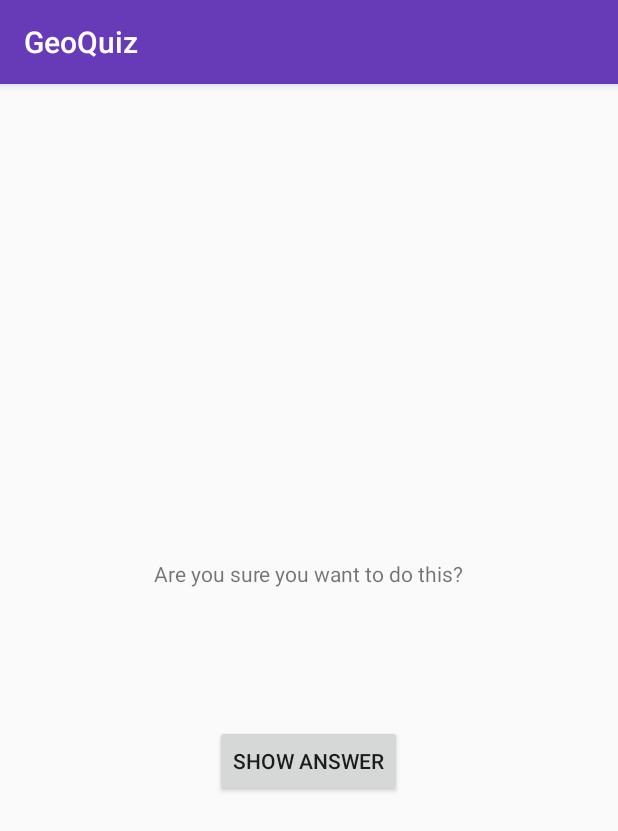
After one commit to Miranda1713/GeoQuiz_HW_5_Ex_1b, an Android app: the CheatActivity screen opened directly, with no data from a screen before it, on a phone screen of 412 x 824 dp. The commit adds this screen. Shown: the top 831 px of the screen. Run offline under Robolectric (Android 15) with nearby library versions, the phone set to English and light mode, and no system bars.

Commit message:
initial commit

```diff
--- a/app/src/main/AndroidManifest.xml
+++ b/app/src/main/AndroidManifest.xml
@@ -13,6 +13,9 @@
         android:theme="@style/Theme.GeoQuiz"
         tools:targetApi="31">
         <activity
+            android:name=".CheatActivity"
+            android:exported="false" />
+        <activity
             android:name=".MainActivity"
             android:exported="true">
             <intent-filter>
--- /dev/null
+++ b/app/src/main/java/com/flagg/msu/geoquiz/CheatActivity.kt
@@ -0,0 +1,14 @@
+package com.flagg.msu.geoquiz
+
+import androidx.appcompat.app.AppCompatActivity
+import android.os.Bundle
+import com.flagg.msu.geoquiz.databinding.ActivityCheatBinding
+
+class CheatActivity : AppCompatActivity() {
+    private lateinit var binding: ActivityCheatBinding
+    override fun onCreate(savedInstanceState: Bundle?) {
+        super.onCreate(savedInstanceState)
+        binding = ActivityCheatBinding.inflate(layoutInflater)
+        setContentView(binding.root)
+    }
+}
--- /dev/null
+++ b/app/src/main/res/layout/activity_cheat.xml
@@ -0,0 +1,28 @@
+<LinearLayout xmlns:android="http://schemas.android.com/apk/res/android"
+    xmlns:tools="http://schemas.android.com/tools"
+    android:layout_width="match_parent"
+    android:layout_height="match_parent"
+    android:gravity="center"
+    android:orientation="vertical"
+        tools:context="com.flagg.msu.geoquiz.CheatActivity">
+
+    <TextView
+        android:layout_width="wrap_content"
+        android:layout_height="wrap_content"
+        android:padding="24dp"
+        android:text="@string/warning_text"/>
+
+    <TextView
+        android:id="@+id/answer_text_view"
+        android:layout_width="wrap_content"
+        android:layout_height="wrap_content"
+        android:padding="24dp"
+        tools:text="Answer"/>
+
+    <Button
+        android:id="@+id/show_answer_button"
+        android:layout_width="wrap_content"
+        android:layout_height="wrap_content"
+        android:text="@string/show_answer_button"/>
+
+</LinearLayout>
--- a/app/src/main/res/values/strings.xml
+++ b/app/src/main/res/values/strings.xml
@@ -12,4 +12,8 @@
     <string name="previous_button">Previous</string>
     <string name="correct_toast">Correct!</string>
     <string name="incorrect_toast">Incorrect!</string>
+    <string name="warning_text">Are you sure you want to do this?</string>
+    <string name="show_answer_button">Show Answer</string>
+    <string name="cheat_button">Cheat!</string>
+    <string name="judgment_toast">Cheating is wrong.</string>
 </resources>
```
